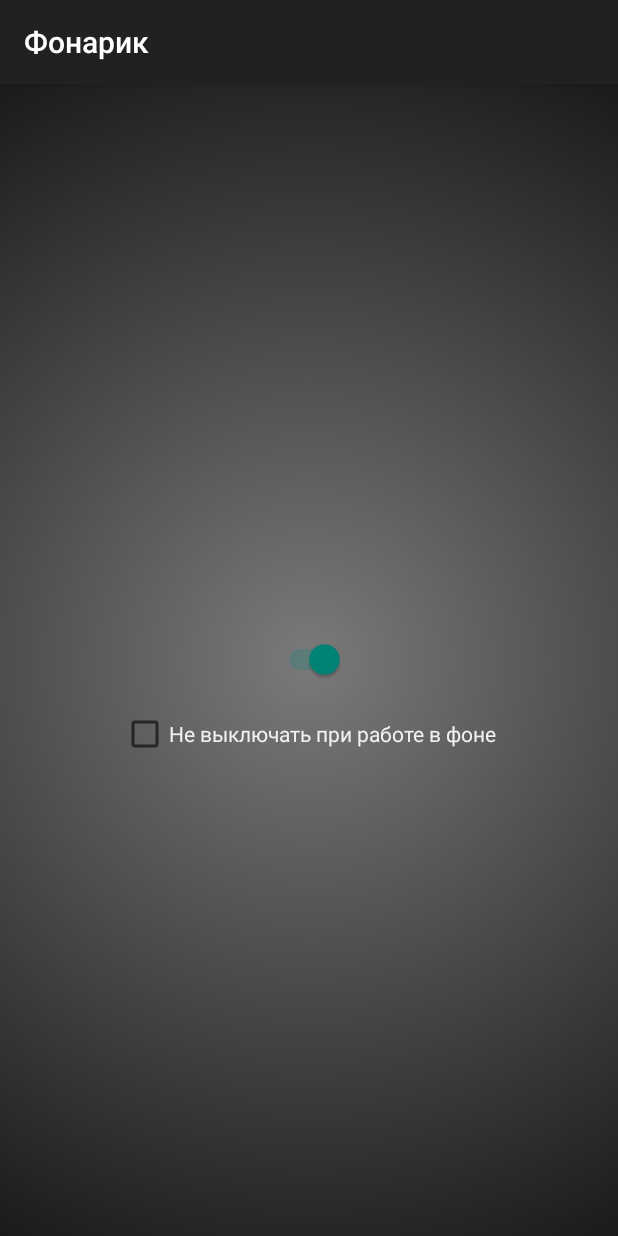
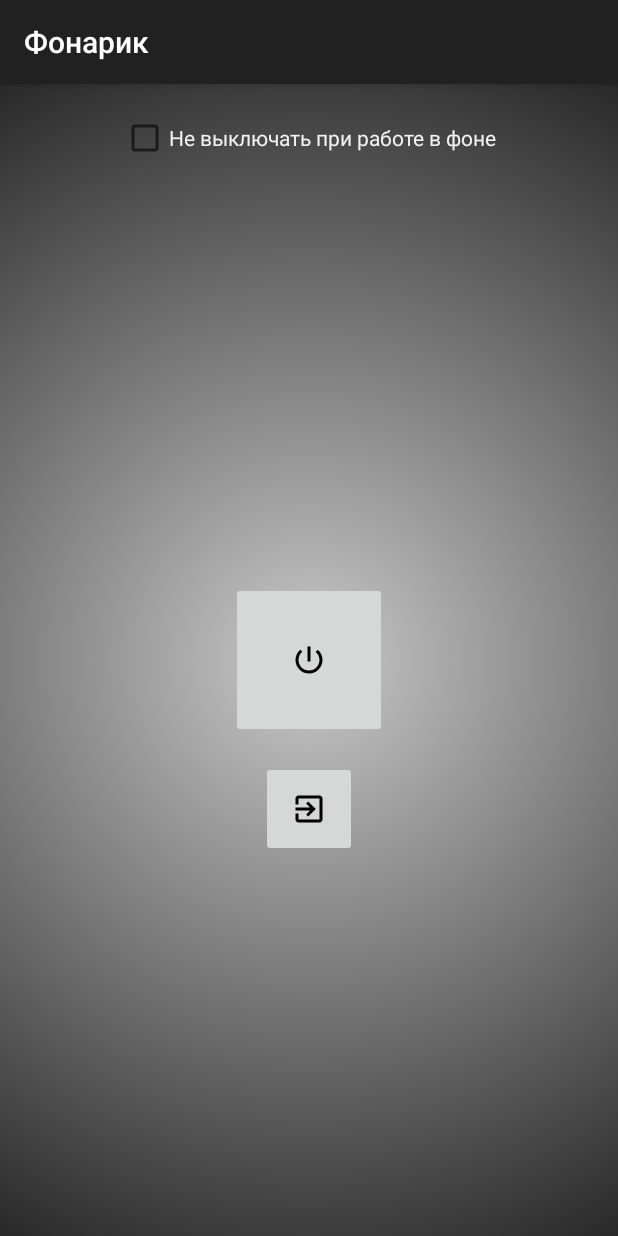
Before and after one commit to Max-Naz/Flashlight, an Android app: the screen it shows after launch (MainActivity), on a phone screen of 412 x 824 dp. Run offline under Robolectric (Android 15) with nearby library versions, the phone set to English and light mode, and no system bars.

Commit message:
Altered buttons: On/Off, Exit. Added function of change background if used On/Off button.

```diff
--- a/app/src/main/java/max_naz/flashlightapp/MainActivity.java
+++ b/app/src/main/java/max_naz/flashlightapp/MainActivity.java
@@ -14,8 +14,11 @@
 import android.support.v7.app.AppCompatActivity;
 import android.os.Bundle;
 import android.util.Log;
+import android.view.View;
 import android.widget.CheckBox;
 import android.widget.CompoundButton;
+import android.widget.ImageButton;
+import android.widget.RelativeLayout;
 import android.widget.Switch;
 import android.widget.Toast;
 
@@ -31,6 +34,9 @@
     private Switch aSwitch;
     private CheckBox cbFon;
     private SharedPreferences sharedPref;
+    private ImageButton btnOnOff, btnExit;
+    boolean isPressed = false;
+    RelativeLayout backgroundMain;
 
     //CONSTANTS
     private final String CHECK_BOX_STATE = "savedCheckBoxState";
@@ -46,6 +52,7 @@
 
         Log.d(TAG, "onCreate Start");
 
+        backgroundMain = (RelativeLayout) findViewById(R.id.activity_main);
         checkCameraFlash();
 
         if (Build.VERSION.SDK_INT >= Build.VERSION_CODES.LOLLIPOP) {
@@ -57,19 +64,35 @@
         soundPool.setOnLoadCompleteListener(this);
         sound = soundPool.load(this, R.raw.click, 1);
 
-        aSwitch = (Switch) findViewById(R.id.switsh_on_off);
-        aSwitch.setChecked(true);
-        aSwitch.setOnCheckedChangeListener(new CompoundButton.OnCheckedChangeListener() {
+        //Buttons
+        btnOnOff = (ImageButton) findViewById(R.id.btn_on_off);
+        btnExit = (ImageButton) findViewById(R.id.btn_exit);
+
+        View.OnClickListener btnOnclickListener = new View.OnClickListener() {
             @Override
-            public void onCheckedChanged(CompoundButton compoundButton, boolean b) {
-                if (b) {
-                    setFlashLightOn();
-                } else {
-                    setFlashLightOff();
+            public void onClick(View view) {
+                switch (view.getId()){
+                    case R.id.btn_on_off:
+                        if (!isPressed) {
+                            setFlashLightOff();
+                            isPressed = true;
+                        }else {
+                            setFlashLightOn();
+                            isPressed = false;
+                        }
+                        break;
+                    case R.id.btn_exit:
+                        soundPool.play(sound, 1, 1, 0, 0, 1);
+                        finish();
+                        break;
                 }
             }
-        });
+        };
 
+        btnOnOff.setOnClickListener(btnOnclickListener);
+        btnExit.setOnClickListener(btnOnclickListener);
+
+        //Check Box
         cbFon = (CheckBox) findViewById(R.id.check_box_fon);
         loadCheckBoxState();
         cbFon.setOnCheckedChangeListener(new CompoundButton.OnCheckedChangeListener() {
@@ -145,18 +168,6 @@
             soundPool.setOnLoadCompleteListener(this);
             sound = soundPool.load(this, R.raw.click, 1);
 
-            aSwitch = (Switch) findViewById(R.id.switsh_on_off);
-            aSwitch.setChecked(true);
-            aSwitch.setOnCheckedChangeListener(new CompoundButton.OnCheckedChangeListener() {
-                @Override
-                public void onCheckedChanged(CompoundButton compoundButton, boolean b) {
-                    if (b) {
-                        setFlashLightOn();
-                    } else {
-                        setFlashLightOff();
-                    }
-                }
-            });
 
             cbFon = (CheckBox) findViewById(R.id.check_box_fon);
             loadCheckBoxState();
@@ -288,6 +299,7 @@
     //Turn ON Camera flash on the phone (without sound)
     private void setFlashLightOnWithoutSound() {
         Log.d(TAG, "setFlashLightOnWithoutSound()");
+        backgroundMain.setBackground(getResources().getDrawable(R.drawable.background_on));
         try {
             new Thread(new Runnable() {
                 @Override
@@ -324,6 +336,7 @@
     //Turn OFF Camera flash on the phone
     private void setFlashLightOff() {
         Log.d(TAG, "setFlashLightOff()");
+        backgroundMain.setBackground(getResources().getDrawable(R.drawable.background_off));
         try {
             soundPool.play(sound, 1, 1, 0, 0, 1);
             new Thread(new Runnable() {
--- a/app/src/main/res/drawable/background.xml
+++ b/app/src/main/res/drawable/background.xml
@@ -1,13 +1,6 @@
 <?xml version="1.0" encoding="utf-8"?>
 <selector xmlns:android="http://schemas.android.com/apk/res/android">
-    <item>
-        <shape >
-            <gradient
-                android:angle="050"
-                android:endColor="#050505"
-                android:startColor="#7b7a7a"
-                android:type="radial"
-                android:gradientRadius="800"/>
-        </shape>
-    </item>
+<item>
+    <color android:color="#050505"></color>
+</item>
 </selector>
--- /dev/null
+++ b/app/src/main/res/drawable/background_off.xml
@@ -0,0 +1,13 @@
+<?xml version="1.0" encoding="utf-8"?>
+<selector xmlns:android="http://schemas.android.com/apk/res/android">
+    <item>
+        <shape >
+            <gradient
+                android:angle="050"
+                android:endColor="#050505"
+                android:startColor="#7b7a7a"
+                android:type="radial"
+                android:gradientRadius="800"/>
+        </shape>
+    </item>
+</selector>
--- /dev/null
+++ b/app/src/main/res/drawable/background_on.xml
@@ -0,0 +1,13 @@
+<?xml version="1.0" encoding="utf-8"?>
+<selector xmlns:android="http://schemas.android.com/apk/res/android">
+    <item>
+        <shape >
+            <gradient
+                android:angle="050"
+                android:endColor="#050505"
+                android:startColor="#c9c9c9"
+                android:type="radial"
+                android:gradientRadius="800"/>
+        </shape>
+    </item>
+</selector>
--- /dev/null
+++ b/app/src/main/res/drawable/ic_exit_to_app_black_36px.xml
@@ -0,0 +1,4 @@
+<vector android:height="24dp" android:viewportHeight="24.0"
+    android:viewportWidth="24.0" android:width="24dp" xmlns:android="http://schemas.android.com/apk/res/android">
+    <path android:fillColor="#000000" android:pathData="M10.09,15.59L11.5,17l5,-5 -5,-5 -1.41,1.41L12.67,11H3v2h9.67l-2.58,2.59zM19,3H5c-1.11,0 -2,0.9 -2,2v4h2V5h14v14H5v-4H3v4c0,1.1 0.89,2 2,2h14c1.1,0 2,-0.9 2,-2V5c0,-1.1 -0.9,-2 -2,-2z"/>
+</vector>
--- /dev/null
+++ b/app/src/main/res/drawable/ic_power_settings_new_black_36px.xml
@@ -0,0 +1,4 @@
+<vector android:height="24dp" android:viewportHeight="24.0"
+    android:viewportWidth="24.0" android:width="24dp" xmlns:android="http://schemas.android.com/apk/res/android">
+    <path android:fillColor="#000000" android:pathData="M13,3h-2v10h2L13,3zM17.83,5.17l-1.42,1.42C17.99,7.86 19,9.81 19,12c0,3.87 -3.13,7 -7,7s-7,-3.13 -7,-7c0,-2.19 1.01,-4.14 2.58,-5.42L6.17,5.17C4.23,6.82 3,9.26 3,12c0,4.97 4.03,9 9,9s9,-4.03 9,-9c0,-2.74 -1.23,-5.18 -3.17,-6.83z"/>
+</vector>
--- a/app/src/main/res/layout/activity_main.xml
+++ b/app/src/main/res/layout/activity_main.xml
@@ -8,20 +8,33 @@
     android:background="@drawable/background"
     tools:context="max_naz.flashlightapp.MainActivity">
 
-    <Switch
-        android:id="@+id/switsh_on_off"
-        android:layout_width="wrap_content"
-        android:layout_height="wrap_content"
-        android:layout_centerInParent="true" />
-
     <CheckBox
         android:id="@+id/check_box_fon"
         android:layout_width="wrap_content"
         android:layout_height="wrap_content"
-        android:layout_below="@+id/switsh_on_off"
         android:layout_centerHorizontal="true"
         android:layout_marginTop="20dp"
         android:text="@string/checkbox"
         android:textColor="@color/textLight" />
 
+    <ImageButton
+        android:id="@+id/btn_on_off"
+        android:layout_width="wrap_content"
+        android:layout_height="wrap_content"
+        android:layout_centerInParent="true"
+        android:layout_marginBottom="15dp"
+        android:contentDescription="@string/on_off_button"
+        android:padding="40dp"
+        app:srcCompat="@drawable/ic_power_settings_new_black_36px"
+        tools:ignore="ContentDescription,VectorDrawableCompat" />
+
+    <ImageButton
+        android:id="@+id/btn_exit"
+        android:layout_width="wrap_content"
+        android:layout_height="wrap_content"
+        android:layout_below="@+id/btn_on_off"
+        android:layout_centerHorizontal="true"
+        android:padding="20dp"
+        app:srcCompat="@drawable/ic_exit_to_app_black_36px"
+        tools:ignore="ContentDescription,VectorDrawableCompat" />
 </RelativeLayout>
--- a/app/src/main/res/values/strings.xml
+++ b/app/src/main/res/values/strings.xml
@@ -6,4 +6,5 @@
     <string name="item_settings">Настройки</string>
     <string name="checkbox">Не выключать при работе в фоне</string>
     <string name="checkBoxToast">В этом режиме камера будет недоступна.</string>
+    <string name="on_off_button">On-Off button</string>
 </resources>
```
